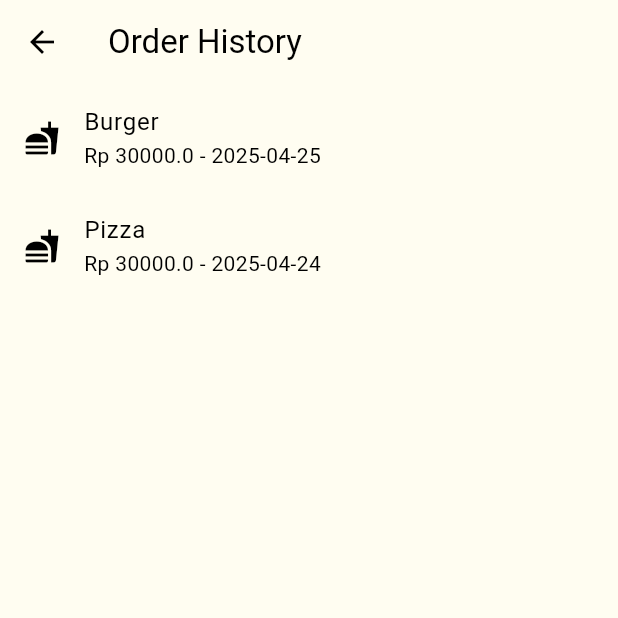
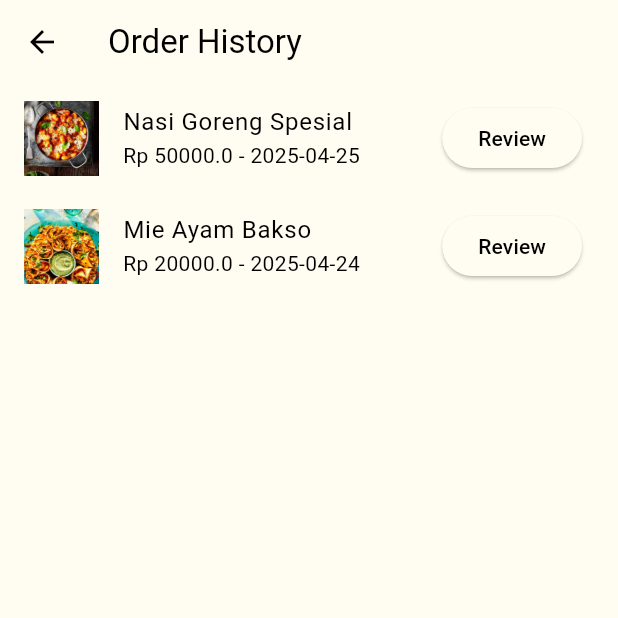
Before and after one commit to Iqbalrzl/food-delivery-mobile, a Flutter app: the OrderHistoryPage screen opened directly, on a phone screen of 412 x 824 dp, the top half of it. Run offline on Flutter 3.47's test engine with Material 3 defaults, Android fonts, the light colour scheme and no system bars; our stand-ins replace firebase_auth, firebase_core, lottie, shared_preferences; accounts and stored records are empty.

Commit message:
Add Reviews Page, and Photos to the Order History Page

```diff
--- /dev/null
+++ b/lib/models/order_history.dart
@@ -0,0 +1 @@
+// TODO Implement this library.
--- a/lib/pages/order_history_page.dart
+++ b/lib/pages/order_history_page.dart
@@ -1,7 +1,64 @@
 import 'package:flutter/material.dart';
 import 'package:food_delivery_mobile/provider/order_history_provider.dart';
 import 'package:provider/provider.dart';
+import 'package:food_delivery_mobile/pages/review_page.dart';
 
+class OrderHistoryPage extends StatelessWidget {
+  const OrderHistoryPage({super.key});
+
+  @override
+  Widget build(BuildContext context) {
+    // Memanggil addDummyData untuk menambahkan data dummy ketika halaman pertama kali dimuat
+    Future.delayed(Duration.zero, () {
+      Provider.of<OrderHistoryProvider>(context, listen: false).addDummyData();
+    });
+
+    return Scaffold(
+      appBar: AppBar(title: const Text("Order History")),
+      body: Consumer<OrderHistoryProvider>(
+        builder: (context, orderHistoryProvider, child) {
+          final orderHistory = orderHistoryProvider.orderHistory;
+
+          if (orderHistory.isEmpty) {
+            return const Center(child: CircularProgressIndicator());
+          }
+
+          return ListView.builder(
+            itemCount: orderHistory.length,
+            itemBuilder: (context, index) {
+              final order = orderHistory[index];
+              return ListTile(
+                leading: Image.asset(
+                  order.product.imageUrl,
+                  width: 50,
+                  height: 50,
+                  fit: BoxFit.cover,
+                ),
+                title: Text(order.product.name),
+                subtitle: Text(
+                  'Rp ${order.totalPrice} - ${order.orderDate.toLocal().toString().split(' ')[0]}',
+                ),
+                trailing: ElevatedButton(
+                  onPressed: () {
+                    Navigator.push(
+                      context,
+                      MaterialPageRoute(
+                        builder: (context) => ReviewPage(order: order),
+                      ),
+                    );
+                  },
+                  child: const Text("Review"),
+                ),
+              );
+            },
+          );
+        },
+      ),
+    );
+  }
+}
+
+/*Untuk Dummy data
 class OrderHistoryPage extends StatelessWidget {
   const OrderHistoryPage({super.key});
 
@@ -46,9 +103,10 @@ class OrderHistoryPage extends StatelessWidget {
     );
   }
 }
+*/
 
-//Comment jangan diapa"in, ini yang di bawah untuk saat sudah ada database
-/*class OrderHistoryPage extends StatelessWidget {
+/*Comment jangan diapa"in, ini yang di bawah untuk saat sudah ada database
+class OrderHistoryPage extends StatelessWidget {
   // Data riwayat pesanan disimpan di sini
   static List<Map<String, dynamic>> orderHistory = [];
 
--- a/lib/pages/register_page.dart
+++ b/lib/pages/register_page.dart
@@ -3,7 +3,7 @@ import 'package:flutter/material.dart';
 import 'package:food_delivery_mobile/auth/login_or_register.dart';
 import 'package:food_delivery_mobile/components/my_button.dart';
 import 'package:food_delivery_mobile/components/my_textfield.dart';
-import 'package:food_delivery_mobile/pages/login_page.dart';
+//import 'package:food_delivery_mobile/pages/login_page.dart';
 import 'package:food_delivery_mobile/themes/theme_provider.dart';
 import 'package:provider/provider.dart';
 
--- a/lib/provider/order_history_provider.dart
+++ b/lib/provider/order_history_provider.dart
@@ -17,20 +17,20 @@ class OrderHistoryProvider extends ChangeNotifier {
   void addDummyData() {
     final dummyProduct1 = Product(
       id: '1',
-      category: 'Food',
-      name: 'Burger',
-      description: 'Delicious beef burger',
-      price: 15000,
-      imageUrl: 'https://example.com/burger.jpg',
+      category: 'main',
+      name: 'Nasi Goreng Spesial',
+      description: "Nasi goreng dengan topping ayam, telur, dan sayuran.",
+      price: 25000,
+      imageUrl: "assets/images/food1.jpg",
     );
 
     final dummyProduct2 = Product(
       id: '2',
-      category: 'Food',
-      name: 'Pizza',
-      description: 'Cheese pizza with extra toppings',
-      price: 30000,
-      imageUrl: 'https://example.com/pizza.jpg',
+      category: 'main',
+      name: 'Mie Ayam Bakso',
+      description: "Mie ayam dengan bakso dan kuah kaldu lezat.",
+      price: 20000,
+      imageUrl: "assets/images/food2.jpg",
     );
 
     final dummyOrder1 = OrderHistory(
@@ -38,7 +38,9 @@ class OrderHistoryProvider extends ChangeNotifier {
       product: dummyProduct1,
       quantity: 2,
       totalPrice: dummyProduct1.price * 2,
-      orderDate: DateTime.now().subtract(const Duration(days: 1)), // Pesanan kemarin
+      orderDate: DateTime.now().subtract(
+        const Duration(days: 1),
+      ), // Pesanan kemarin
     );
 
     final dummyOrder2 = OrderHistory(
@@ -46,7 +48,9 @@ class OrderHistoryProvider extends ChangeNotifier {
       product: dummyProduct2,
       quantity: 1,
       totalPrice: dummyProduct2.price,
-      orderDate: DateTime.now().subtract(const Duration(days: 2)), // Pesanan dua hari lalu
+      orderDate: DateTime.now().subtract(
+        const Duration(days: 2),
+      ), // Pesanan dua hari lalu
     );
 
     // Menambahkan data dummy ke dalam list
```
Also changed, not shown: lib/pages/review_page.dart (added, +98 -0 lines).
